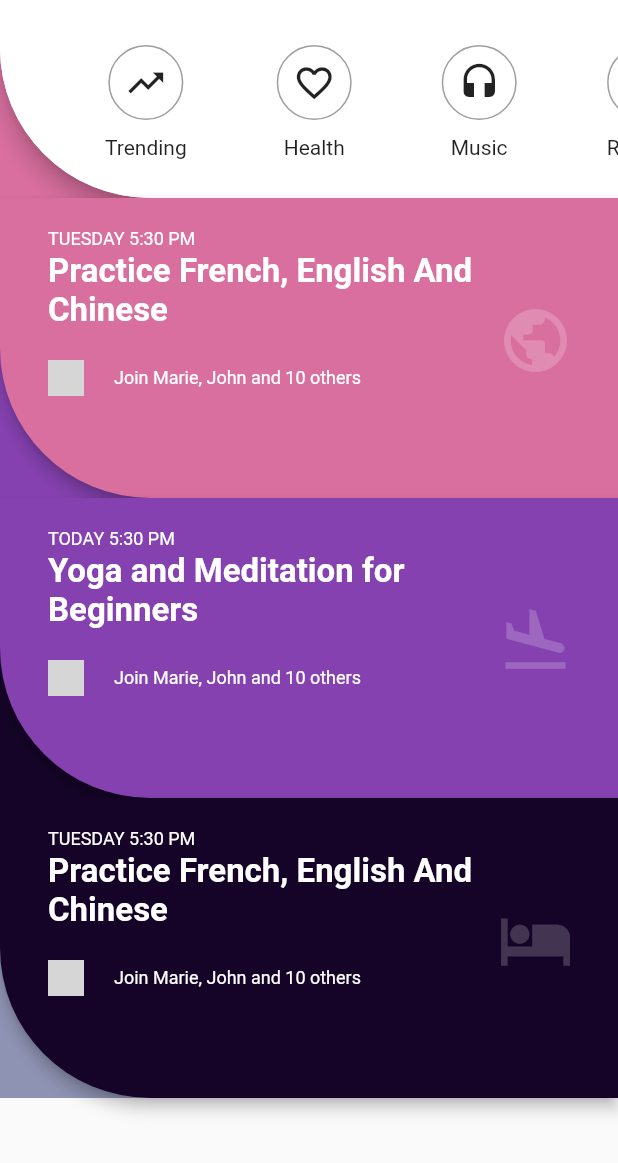
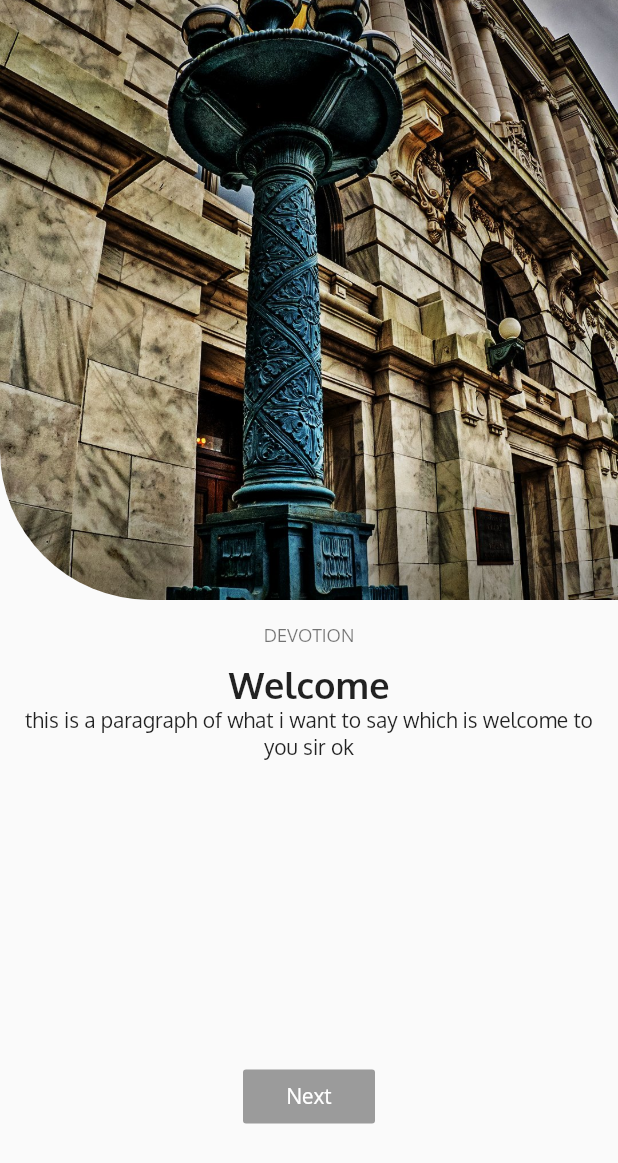
Before and after one commit to madunagu/revival-flutter, a Flutter app: the screen it shows after launch, on a phone screen of 412 x 824 dp. Shown: the top 1163 px of the screen. Run offline on Flutter 3.47's test engine with Material 2 defaults, Android fonts, the phone set to English and light mode, and no system bars; grey boxes are pictures that could not be loaded.

Commit message:
added assets and tried onboarding screen

```diff
--- a/lib/MainNavigationBar.dart
+++ b/lib/MainNavigationBar.dart
@@ -24,15 +24,11 @@ class MainNavigationBar extends StatelessWidget {
 
   @override
   Widget build(BuildContext context) {
-    return Container(
-      height: 132,
-      color: themeColors[0],
-//      child: ClipPath(
-//        clipper: CurvedRectangleClipper(),
-      child: Material(
+    return Material(
         elevation: 6,
         borderRadius: BorderRadius.only(bottomLeft: Radius.circular(100)),
         child: Container(
+          height: 130,
           decoration: BoxDecoration(
             borderRadius: BorderRadius.only(bottomLeft: Radius.circular(100)),
             color: Colors.white,
@@ -44,8 +40,7 @@ class MainNavigationBar extends StatelessWidget {
             physics: ClampingScrollPhysics(),
           ),
         ),
-//        ),
-      ),
+
     );
   }
 }
--- /dev/null
+++ b/lib/OnBoardingScreen.dart
@@ -0,0 +1,74 @@
+import 'package:flutter/material.dart';
+
+class OnBoardingScreen extends StatelessWidget {
+  @override
+  Widget build(BuildContext context) {
+    return Scaffold(
+      body: OnboardingContents(),
+    );
+  }
+}
+
+class OnboardingContents extends StatefulWidget {
+  @override
+  _OnboardingContentsState createState() => _OnboardingContentsState();
+}
+
+class _OnboardingContentsState extends State<OnboardingContents> {
+  @override
+  Widget build(BuildContext context) {
+    return SingleChildScrollView(
+      scrollDirection: Axis.vertical,
+      child: Container(
+        child: Column(
+          children: <Widget>[
+            ClipRRect(
+              borderRadius: BorderRadius.only(bottomLeft: Radius.circular(100)),
+              child: Container(
+                height: 400,
+                width: MediaQuery.of(context).size.width,
+                child: Image.asset(
+                  'assets/images/santorini.jpg',
+                  fit: BoxFit.cover,
+                ),
+              ),
+            ),
+            Container(
+              padding: EdgeInsets.symmetric(horizontal: 16, vertical: 16),
+              child: Column(
+                children: <Widget>[
+                  Text(
+                    'DEVOTION',
+                    style: TextStyle(color: Colors.black54, fontSize: 12),
+                  ),
+                  SizedBox(
+                    height: 10,
+                  ),
+                  Text(
+                    'Welcome',
+                    style: TextStyle(fontWeight: FontWeight.bold, fontSize: 24),
+                  ),
+                  Text(
+                    'this is a paragraph of what i want to say which is welcome to you sir ok',
+                    textAlign: TextAlign.center,
+                  ),
+                  SizedBox(
+                    height: 200,
+                  ),
+                  RaisedButton(
+                    onPressed: null,
+                    color: Colors.purple,
+                    child: Text(
+                      'Next',
+                      style: TextStyle(color: Colors.white),
+                    ),
+                  )
+                ],
+              ),
+            )
+          ],
+        ),
+      ),
+    );
+  }
+}
```
Also changed, not shown: lib/main.dart (+34 -11 lines), assets/fonts/Oxygen-Bold.ttf (added), assets/fonts/Oxygen-Light.ttf (added), assets/fonts/Oxygen-Regular.ttf (added), assets/images/athens.jpg (added), assets/images/avatar1.jpg (added), assets/images/avatar2.jpg (added), assets/images/las_vegas.jpg (added), assets/images/santorini.jpg (added), assets/images/sydney.jpg (added).
